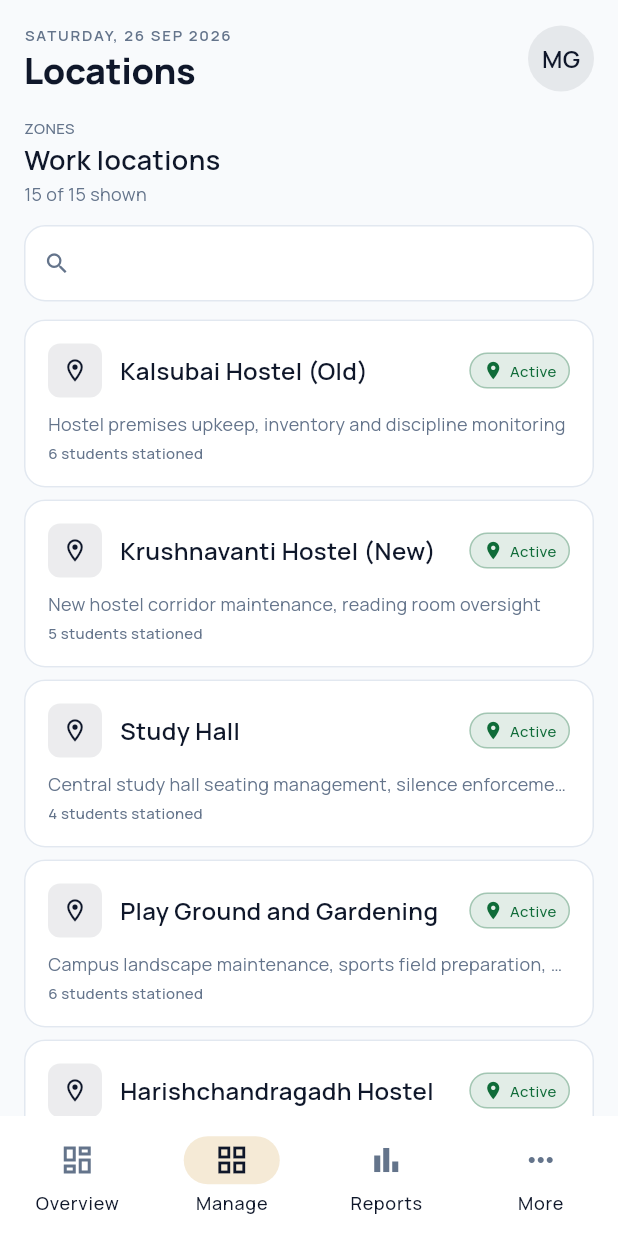
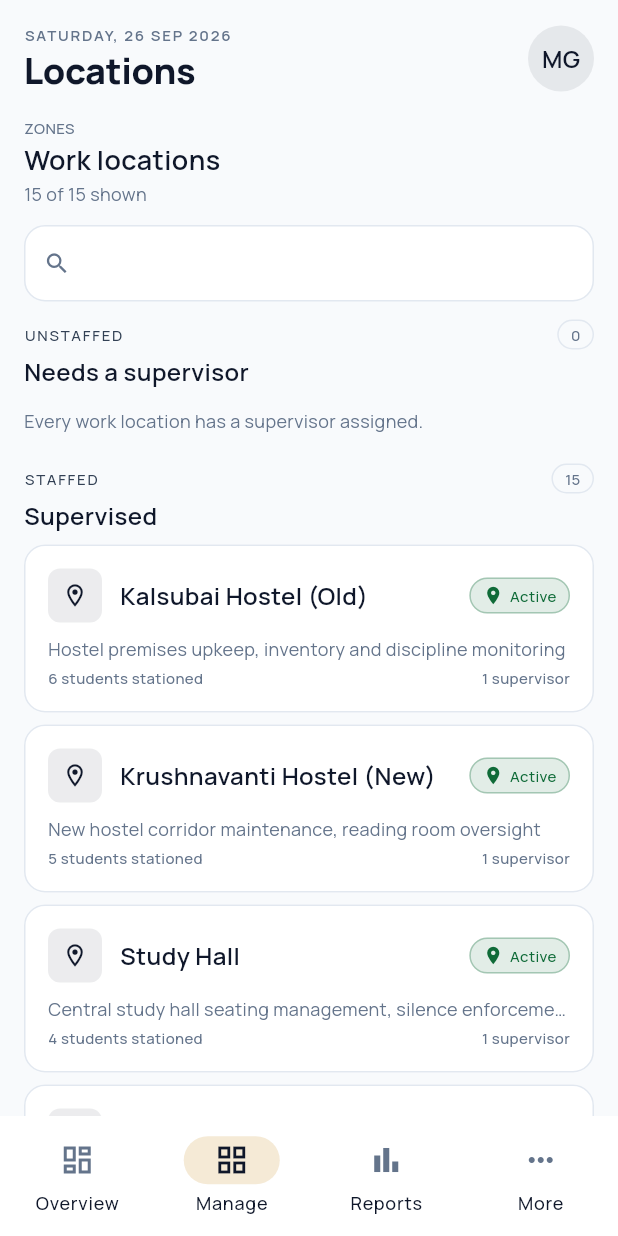
Before and after one commit to Revenex-Ventures/Earn-Learn, a Flutter app: the AdminLocationsScreen screen opened by its route, on a phone screen of 412 x 824 dp. Run offline on Flutter 3.47's test engine with Material 3 defaults, Android fonts, the phone set to English and light mode, and no system bars; our stand-ins replace cloud_firestore, cloud_functions, firebase_auth, firebase_core, firebase_storage, flutter_riverpod and 5 more; accounts and stored records are empty.

Commit message:
WI-7: group admin work locations by staffing, and say so per row
The locations list was one flat run of 15 rows mixing staffed and
unstaffed work areas, so the thing an administrator actually opens this
screen for - which areas have nobody responsible - had to be found by
reading every row.

Locations now sit in two groups, 'Needs a supervisor' and 'Supervised',
each with a count, and every row states its own staffing status. An
unstaffed area reads 'No supervisor assigned' in the alert colour; a
staffed one reports how many supervisors, so a multi-supervisor zone is
visible as such instead of looking identical to a single-supervisor one.

Grouping is derived from Location.supervisorIds, which is real data. It
is deliberately NOT grouped by building or zone: Location carries no
zone field, so a zone tree would have meant inventing the grouping key
and then rendering the invention as institutional structure. If a zone
field should exist, it has to come from the college with the roster.

Both groups state an honest line when empty, and the wording differs by
group - 'Every work location has a supervisor assigned' is worth showing
when it is true, and 'No supervised locations match this search' is the
different fact when the user is filtering.

6 new tests. 249 pass.

```diff
--- a/lib/features/supervisor_admin/locations_screen.dart
+++ b/lib/features/supervisor_admin/locations_screen.dart
@@ -106,18 +106,103 @@ class _AdminLocationsScreenState extends ConsumerState<AdminLocationsScreen> {
                 title: 'No locations found',
                 message: 'Try a different search term.',
               )
-            else
-              for (var i = 0; i < filtered.length; i++) ...[
-                _LocationRow(
-                  location: filtered[i],
-                  studentCount: data.studentCounts[filtered[i].id] ?? 0,
-                ),
-                if (i != filtered.length - 1)
-                  const SizedBox(height: AppSpacing.sm),
-              ],
+            else ...[
+              // Grouped by staffing, because "no supervisor assigned" is the
+              // actionable fact an administrator opens this screen for. The
+              // data carries no zone or building field, so grouping by one
+              // would mean inventing it.
+              _LocationGroup(
+                title: 'Needs a supervisor',
+                eyebrow: 'UNSTAFFED',
+                locations: filtered
+                    .where((l) => l.supervisorIds.isEmpty)
+                    .toList(),
+                studentCounts: data.studentCounts,
+                emptyMessage: 'Every work location has a supervisor assigned.',
+              ),
+              const SizedBox(height: AppSpacing.lg),
+              _LocationGroup(
+                title: 'Supervised',
+                eyebrow: 'STAFFED',
+                locations: filtered
+                    .where((l) => l.supervisorIds.isNotEmpty)
+                    .toList(),
+                studentCounts: data.studentCounts,
+                emptyMessage: 'No supervised locations match this search.',
+              ),
+            ],
           ],
         ),
       ),
+    );
+  }
+}
+
+class _LocationGroup extends StatelessWidget {
+  const _LocationGroup({
+    required this.title,
+    required this.eyebrow,
+    required this.locations,
+    required this.studentCounts,
+    required this.emptyMessage,
+  });
+
+  final String title;
+  final String eyebrow;
+  final List<Location> locations;
+  final Map<String, int> studentCounts;
+  final String emptyMessage;
+
+  @override
+  Widget build(BuildContext context) {
+    final count = locations.length;
+
+    return Column(
+      crossAxisAlignment: CrossAxisAlignment.start,
+      children: [
+        Row(
+          children: [
+            Expanded(
+              child: Text(
+                eyebrow,
+                style: AppTextStyles.labelSmall.copyWith(
+                  color: AppColors.inkSoft,
+                  letterSpacing: 1.2,
+                ),
+              ),
+            ),
+            Container(
+              padding: const EdgeInsets.symmetric(
+                horizontal: AppSpacing.sm,
+                vertical: 2,
+              ),
+              decoration: BoxDecoration(
+                color: AppColors.paper,
+                borderRadius: BorderRadius.circular(AppRadius.sm),
+                border: Border.all(color: AppColors.divider),
+              ),
+              child: Text('$count', style: AppTextStyles.labelSmall),
+            ),
+          ],
+        ),
+        const SizedBox(height: AppSpacing.xs),
+        Text(title, style: AppTextStyles.titleMedium),
+        const SizedBox(height: AppSpacing.sm),
+        if (locations.isEmpty)
+          Padding(
+            padding: const EdgeInsets.symmetric(vertical: AppSpacing.xs),
+            child: Text(emptyMessage, style: AppTextStyles.bodySmall),
+          )
+        else
+          for (var i = 0; i < locations.length; i++) ...[
+            _LocationRow(
+              location: locations[i],
+              studentCount: studentCounts[locations[i].id] ?? 0,
+            ),
+            if (i != locations.length - 1)
+              const SizedBox(height: AppSpacing.sm),
+          ],
+      ],
     );
   }
 }
@@ -168,9 +253,27 @@ class _LocationRow extends StatelessWidget {
                 overflow: TextOverflow.ellipsis,
               ),
               const SizedBox(height: AppSpacing.xs),
-              Text(
-                '$studentCount students stationed',
-                style: AppTextStyles.labelSmall,
+              Row(
+                children: [
+                  Expanded(
+                    child: Text(
+                      '$studentCount students stationed',
+                      style: AppTextStyles.labelSmall,
+                    ),
+                  ),
+                  if (location.supervisorIds.isEmpty)
+                    Text(
+                      'No supervisor assigned',
+                      style: AppTextStyles.labelSmall
+                          .copyWith(color: AppColors.clay),
+                    )
+                  else
+                    Text(
+                      '${location.supervisorIds.length} supervisor'
+                      '${location.supervisorIds.length == 1 ? '' : 's'}',
+                      style: AppTextStyles.labelSmall,
+                    ),
+                ],
               ),
             ],
           ),
```
Also changed, not shown: 1 other file.
